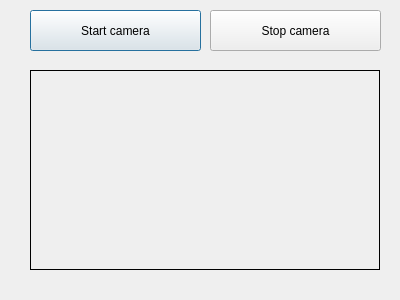
Above: Projekt PT/Recognizing faces/lasttry.ui from mlambarski/Podstawy-Teleinformatyki-projekt before the change. Below: the same form after it.
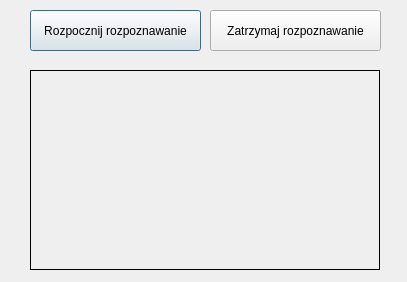
That is the form after the change.

Diff of the .ui file:
```diff
--- a/Projekt PT/Recognizing faces/lasttry.ui
+++ b/Projekt PT/Recognizing faces/lasttry.ui
@@ -6,8 +6,8 @@
    <rect>
     <x>0</x>
     <y>0</y>
-    <width>400</width>
-    <height>300</height>
+    <width>407</width>
+    <height>282</height>
    </rect>
   </property>
   <property name="windowTitle">
@@ -23,7 +23,7 @@
     </rect>
    </property>
    <property name="text">
-    <string>Start camera</string>
+    <string>Rozpocznij rozpoznawanie</string>
    </property>
   </widget>
   <widget class="QLabel" name="label">
@@ -52,7 +52,7 @@
     </rect>
    </property>
    <property name="text">
-    <string>Stop camera</string>
+    <string>Zatrzymaj rozpoznawanie</string>
    </property>
   </widget>
   <zorder>start_button</zorder>
```
Left out of the diff: 3 changed lines with no effect on the pictures.
